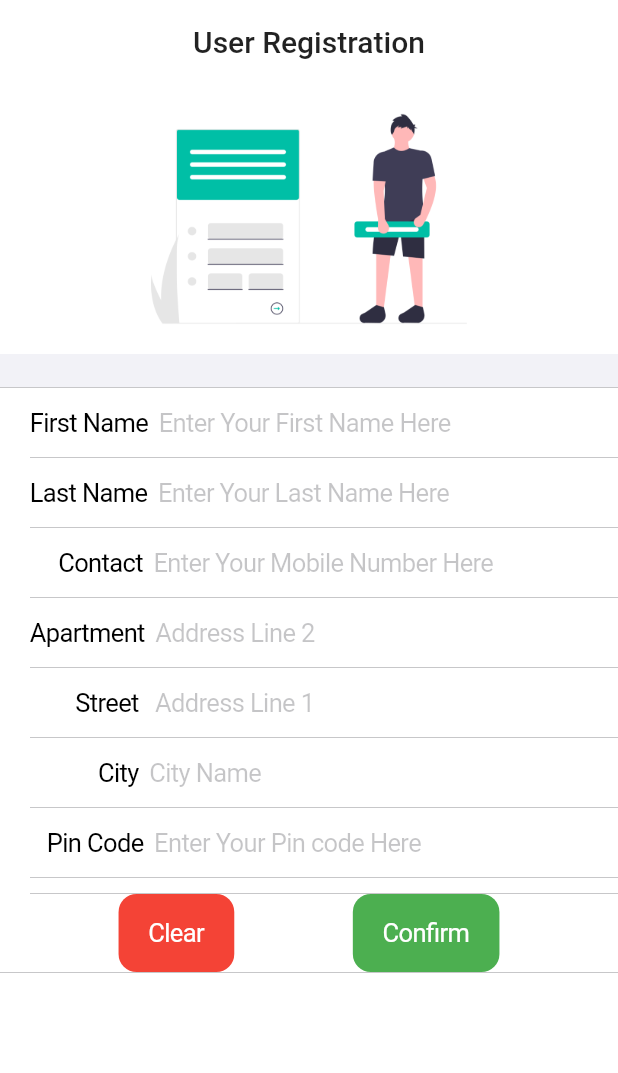
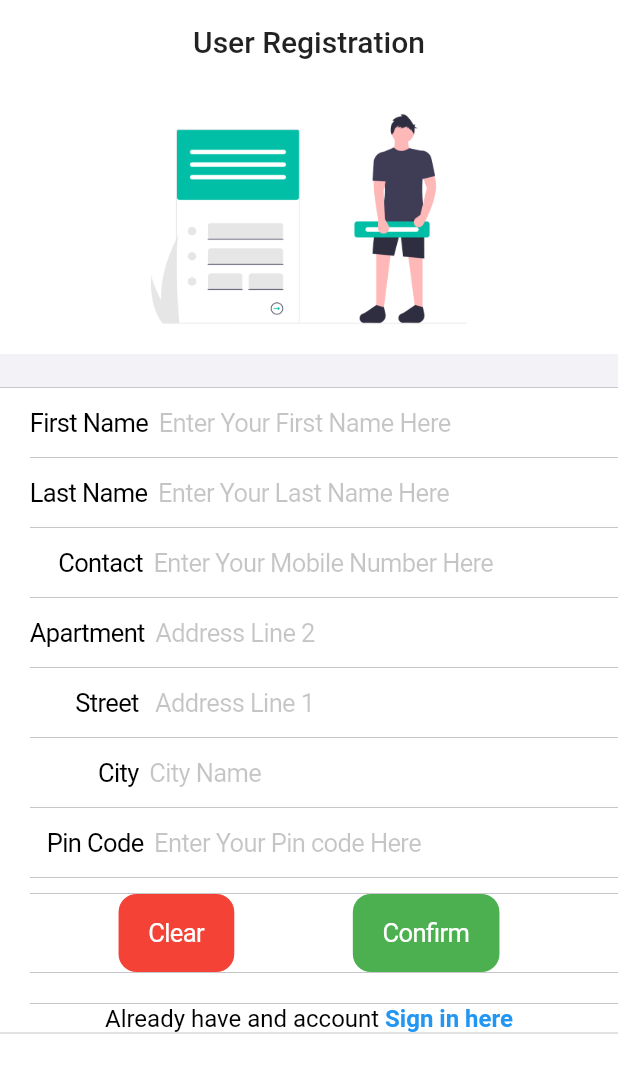
Before and after one commit to swaroopmaddu/atauction, a Flutter app: the UserDetails screen opened directly, on a phone screen of 412 x 824 dp. Shown: the top 1073 px of the screen. Run offline on Flutter 3.47's test engine with Material 2 defaults, Android fonts, the light colour scheme and no system bars; our stand-ins replace cached_network_image, cloud_firestore, firebase_auth, firebase_core, firebase_storage, flutter_datetime_picker and 4 more; accounts and stored records are empty; project files that could hold a hidden picture were left out.

Commit message:
Chnages to app functionality and added Full Screen support

```diff
--- a/lib/main.dart
+++ b/lib/main.dart
@@ -1,7 +1,9 @@
+import 'package:atauction/components/constants.dart';
 import 'package:atauction/screens/addProduct/addproduct.dart';
 import 'package:firebase_core/firebase_core.dart';
 import 'package:flutter/material.dart';
 import 'package:atauction/screens/auth/login.dart';
+import 'package:flutter/services.dart';
 
 void main() async {
   WidgetsFlutterBinding.ensureInitialized();
@@ -28,7 +30,6 @@ class MyApp extends StatelessWidget {
 
   @override
   Widget build(BuildContext context) {
-    //SystemChrome.setEnabledSystemUIOverlays([]);
     return MaterialApp(
       debugShowCheckedModeBanner: false,
       title: 'At Auction',
--- a/lib/screens/auth/user_details.dart
+++ b/lib/screens/auth/user_details.dart
@@ -3,6 +3,7 @@ import 'package:cloud_firestore/cloud_firestore.dart';
 import 'package:firebase_auth/firebase_auth.dart';
 import 'package:flutter/cupertino.dart';
 import 'package:flutter/material.dart';
+import 'package:google_sign_in/google_sign_in.dart';
 
 class UserDetails extends StatefulWidget {
   const UserDetails({Key? key}) : super(key: key);
@@ -14,6 +15,7 @@ class UserDetails extends StatefulWidget {
 class _UserDetailsState extends State<UserDetails> {
   final _formKey = GlobalKey<FormState>();
   FirebaseAuth auth = FirebaseAuth.instance;
+  static GoogleSignIn _googleSignIn = GoogleSignIn();
 
   //form text editing controllers
   TextEditingController _fnameController = TextEditingController();
@@ -136,6 +138,32 @@ class _UserDetailsState extends State<UserDetails> {
                         },
                       )
                     ],
+                  ),
+                  SizedBox(height: 20),
+                  Row(
+                    mainAxisAlignment: MainAxisAlignment.center,
+                    children: [
+                      Text(
+                        "Already have and account ",
+                        style: TextStyle(color: Colors.black, fontSize: 16),
+                      ),
+                      GestureDetector(
+                        onTap: () {
+                          _handleSignOut();
+                          Navigator.of(context).pushNamedAndRemoveUntil(
+                            '/login',
+                            (Route<dynamic> route) => false,
+                          );
+                        },
+                        child: Text(
+                          "Sign in here",
+                          style: TextStyle(
+                              color: Colors.blue,
+                              fontSize: 16,
+                              fontWeight: FontWeight.bold),
+                        ),
+                      )
+                    ],
                   )
                 ],
               ),
@@ -144,6 +172,15 @@ class _UserDetailsState extends State<UserDetails> {
         ),
       ),
     );
+  }
+
+  Future<void> _handleSignOut() async {
+    try {
+      await auth.signOut();
+      await _googleSignIn.signOut();
+    } catch (error) {
+      print(error);
+    }
   }
 
   CupertinoTextFormFieldRow customTextField(
--- a/lib/screens/home/components/categories.dart
+++ b/lib/screens/home/components/categories.dart
@@ -48,7 +48,7 @@ class _CategoriesState extends State<Categories> {
         Padding(
           padding: const EdgeInsets.all(3.0),
           child: SizedBox(
-            height: MediaQuery.of(context).size.height - 116,
+            height: MediaQuery.of(context).size.height - 123,
             child: StreamBuilder<QuerySnapshot>(
                 stream: db
                     .collection('products')
--- a/lib/screens/your_products/components/description.dart
+++ b/lib/screens/your_products/components/description.dart
@@ -35,7 +35,8 @@ class WinnerDescription extends StatelessWidget {
         Container(
           child: Column(
             children: [
-              _buldTextRow("Winner", "Maddu Swaroop", context),
+              _buldTextRow("Winner",
+                  winnerData["fname"] + " " + winnerData["lname"], context),
               _buldTextRow("Sold at", product.currentBid, context),
               _buldTextRow("Address Line 1", winnerData["house"], context),
               _buldTextRow("Address Line 2", winnerData["street"], context),
```
Also changed, not shown: lib/screens/Settings/settings.dart (+34 -0 lines), lib/screens/addProduct/addproduct.dart (+4 -3 lines), lib/screens/productDetails/components/bottom_actions.dart (+14 -2 lines).
